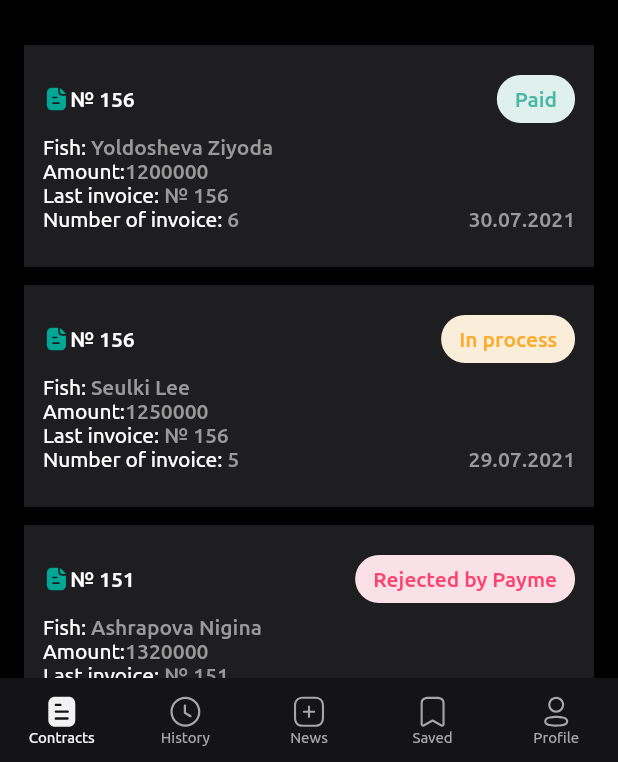
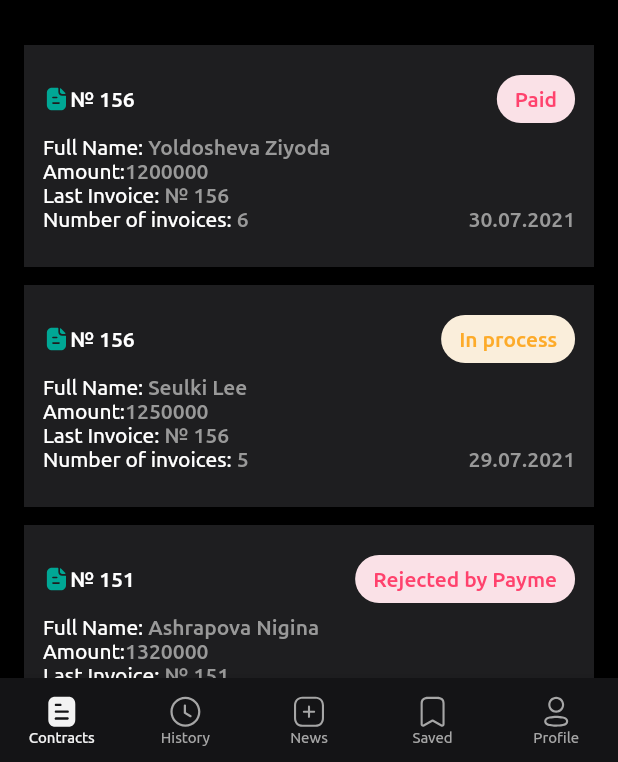
Before and after one commit to Jasurbek-Jaxongirov/iBilling, a Flutter app: the screen it shows after launch, on a phone screen of 412 x 824 dp, the part 474-1236 px from its top. Run offline on Flutter 3.47's test engine with Material 2 defaults, Android fonts, the phone set to English and light mode, and no system bars; our stand-ins replace bloc, easy_localization, flutter_bloc, flutter_svg, jiffy; project files that could hold a hidden picture were left out.

```diff
--- a/lib/business_logic/blocs/contracts/contracts_bloc.dart
+++ b/lib/business_logic/blocs/contracts/contracts_bloc.dart
@@ -9,21 +9,28 @@ part 'contracts_event.dart';
 part 'contracts_state.dart';
 
 class ContractsBloc extends Bloc<ContractsEvent, ContractsState> {
+  bool isClicked = false;
   List<Contract> mockData = [];
+  late Contract contractToDelete;
   late String _date;
   List<Contract> filteredItems = [];
-  Contract _newContract = Contract(
-      fullName: 'Jasurbek',
-      contractStatus: '',
-      amount: 0,
-      lastInvoice: 0,
-      invoiceAmount: 0,
-      address: '',
-      createdAt: DateTime.now().toIso8601String(),
-      organizationItn: 0);
+  late Contract _newContract;
+  int inc = 0;
+  set setContractToDelete(Contract contract) {
+    contractToDelete = contract;
+  }
+
+  Contract get getContractToDelete {
+    return contractToDelete;
+  }
 
   set setNewContract(Contract contract) {
     _newContract = contract;
+  }
+
+  void deleteRequestedContract() {
+    mockData
+        .removeWhere((item) => contractToDelete.createdAt == item.createdAt);
   }
 
   Contract get getNewContract {
@@ -68,7 +75,12 @@ class ContractsBloc extends Bloc<ContractsEvent, ContractsState> {
     // Loading all contracts
     if (event is LoadContracts) {
       yield LoadingContractsState();
-      await getMockData();
+
+      if (inc == 0) {
+        await getMockData();
+        inc++;
+      }
+
       try {
         yield LoadedContractsState(contracts: mockData);
       } catch (error) {
@@ -98,6 +110,14 @@ class ContractsBloc extends Bloc<ContractsEvent, ContractsState> {
       } catch (error) {
         yield FailedToAddNewContract(error: error);
       }
+    } else if (event is DeleteContractEvent) {
+      yield DeletingContractState();
+      deleteRequestedContract();
+      try {
+        yield DeletedContractState(deletedContract: getContractToDelete);
+      } catch (error) {
+        yield FailedToDeleteContractState(error: error);
+      }
     }
   }
 }
--- a/lib/business_logic/blocs/contracts/contracts_event.dart
+++ b/lib/business_logic/blocs/contracts/contracts_event.dart
@@ -13,5 +13,10 @@ class AddNewContractEvent extends ContractsEvent {
   AddNewContractEvent({required this.contract});
 }
 
+class DeleteContractEvent extends ContractsEvent {
+  final Contract contract;
+  DeleteContractEvent({required this.contract});
+}
+
 @immutable
 abstract class ContractsEvent {}
--- a/lib/business_logic/blocs/contracts/contracts_state.dart
+++ b/lib/business_logic/blocs/contracts/contracts_state.dart
@@ -47,3 +47,17 @@ class FailedToAddNewContract extends ContractsState {
 
   FailedToAddNewContract({required this.error});
 }
+
+// Deleting contract
+
+class DeletingContractState extends ContractsState {}
+
+class DeletedContractState extends ContractsState {
+  final Contract deletedContract;
+  DeletedContractState({required this.deletedContract});
+}
+
+class FailedToDeleteContractState extends ContractsState {
+  final Object error;
+  FailedToDeleteContractState({required this.error});
+}
--- a/lib/presentation/ui/android/components/choice_alert_dialog.dart
+++ b/lib/presentation/ui/android/components/choice_alert_dialog.dart
@@ -17,7 +17,7 @@ class ChoiceAlertDialog extends StatelessWidget {
       actionsPadding: const EdgeInsets.symmetric(horizontal: 20),
       backgroundColor: Constants.darkColor,
       title: Text(
-        'What would you like to create?',
+        'choose-create'.tr(),
         textAlign: TextAlign.center,
         style: Theme.of(context)
             .textTheme
--- a/lib/presentation/ui/android/components/contract_item.dart
+++ b/lib/presentation/ui/android/components/contract_item.dart
@@ -3,10 +3,10 @@ import 'package:flutter_svg/flutter_svg.dart';
 import '/data/models/contract.dart';
 import '/presentation/ui/theme/app_constants.dart';
 import 'package:jiffy/jiffy.dart';
+import 'package:easy_localization/easy_localization.dart';
 
 class ContractItem extends StatelessWidget {
   final Contract contract;
-
   // ignore: use_key_in_widget_constructors
   const ContractItem({
     Key? key,
@@ -32,20 +32,22 @@ class ContractItem extends StatelessWidget {
               const Spacer(),
               Chip(
                 label: Text(
-                  contract.contractStatus,
+                  contract.contractStatus.tr(),
                   style: TextStyle(
-                    color: contract.contractStatus.toLowerCase() == 'paid'
+                    color: contract.contractStatus.tr().toLowerCase() ==
+                            'paid'.tr()
                         ? const Color(0XFF49B7A5)
-                        : contract.contractStatus == 'In process'
+                        : contract.contractStatus.tr() == 'in-process'.tr()
                             ? const Color(0xFFFDAB2A)
                             : const Color(0xFFFF426D),
                   ),
                 ),
-                backgroundColor: contract.contractStatus.toLowerCase() == 'paid'
-                    ? const Color(0XFF49B7A5).withOpacity(0.15)
-                    : contract.contractStatus == 'In process'
-                        ? const Color(0xFFFDAB2A).withOpacity(0.15)
-                        : const Color(0xFFF85379).withOpacity(0.15),
+                backgroundColor:
+                    contract.contractStatus.tr().toLowerCase() == 'paid'.tr()
+                        ? const Color(0XFF49B7A5).withOpacity(0.15)
+                        : contract.contractStatus.tr() == 'in-process'.tr()
+                            ? const Color(0xFFFDAB2A).withOpacity(0.15)
+                            : const Color(0xFFF85379).withOpacity(0.15),
               ),
             ],
           ),
@@ -54,16 +56,18 @@ class ContractItem extends StatelessWidget {
               crossAxisAlignment: CrossAxisAlignment.start,
               children: [
                 CustomRichText(
-                    labelText: 'Fish: ', infoText: contract.fullName),
+                    labelText: '${'full-name'.tr()}: ',
+                    infoText: contract.fullName),
                 CustomRichText(
-                    labelText: 'Amount:', infoText: '${contract.amount}'),
+                    labelText: '${'amount'.tr()}:',
+                    infoText: '${contract.amount}'),
                 CustomRichText(
-                    labelText: 'Last invoice: ',
+                    labelText: '${'last-invoice'.tr()}: ',
                     infoText: '№ ${contract.lastInvoice}'),
                 Row(
                   children: [
                     CustomRichText(
-                        labelText: 'Number of invoice: ',
+                        labelText: '${'invoice-number'.tr()}: ',
                         infoText: '${contract.invoiceAmount}'),
                     const Spacer(),
                     Text(
--- a/lib/presentation/ui/android/components/contracts_invoices_container.dart
+++ b/lib/presentation/ui/android/components/contracts_invoices_container.dart
@@ -1,5 +1,6 @@
 import 'package:flutter/material.dart';
 import 'package:flutter_bloc/flutter_bloc.dart';
+import '/presentation/ui/android/components/single_contract_item.dart';
 import '/business_logic/blocs/invoice/invoice_bloc.dart';
 import '/presentation/ui/android/components/invoice_item.dart';
 import '/business_logic/blocs/contracts/contracts_bloc.dart';
@@ -8,7 +9,7 @@ import '../components/contract_item.dart';
 
 import 'empty_contracts.dart';
 
-class ContractsAndIvoicesContainer extends StatelessWidget {
+class ContractsAndIvoicesContainer extends StatefulWidget {
   const ContractsAndIvoicesContainer({
     Key? key,
     required this.isContract,
@@ -16,9 +17,18 @@ class ContractsAndIvoicesContainer extends StatelessWidget {
   final bool isContract;
 
   @override
+  _ContractsAndIvoicesContainerState createState() =>
+      _ContractsAndIvoicesContainerState();
+}
+
+class _ContractsAndIvoicesContainerState
+    extends State<ContractsAndIvoicesContainer> {
+  var isClicked = false;
+  var selectedIndex = -1;
+  @override
   Widget build(BuildContext context) {
     // Contracts
-    if (isContract)
+    if (widget.isContract)
       return BlocBuilder<ContractsBloc, ContractsState>(
         builder: (ctx, state) {
           if (state is LoadingContractsState ||
@@ -33,46 +43,63 @@ class ContractsAndIvoicesContainer extends StatelessWidget {
                 state.filteredContracts.isEmpty) {
               return const EmptyContracts();
             }
-            return SingleChildScrollView(
-              child: Padding(
-                padding:
-                    const EdgeInsets.symmetric(vertical: 12, horizontal: 16),
-                child: Column(
-                  children: [
-                    if (state is LoadedContractsState)
-                      ...state.contracts
-                          .map(
-                            (element) => Column(
-                              children: [
-                                ContractItem(
-                                  contract: element,
-                                ),
-                                const SizedBox(
-                                  height: 12,
-                                ),
-                              ],
+            if (state is LoadedContractsState)
+              return ListView.separated(
+                  padding:
+                      const EdgeInsets.symmetric(horizontal: 16, vertical: 12),
+                  separatorBuilder: (_, index) {
+                    return const SizedBox(
+                      height: 12,
+                    );
+                  },
+                  itemCount: state.contracts.length,
+                  itemBuilder: (_, index) {
+                    return GestureDetector(
+                      onLongPress: () {
+                        selectedIndex = index;
+                        isClicked = !isClicked;
+                        setState(() {});
+                      },
+                      onDoubleTap: () {
+                        isClicked = false;
+                        setState(() {});
+                      },
+                      child: selectedIndex == index && isClicked
+                          ? SingleContractItem(contract: state.contracts[index])
+                          : ContractItem(
+                              contract: state.contracts[index],
                             ),
-                          )
-                          .toList()
-                    else if (state is FilteredContractsByDate)
-                      ...state.filteredContracts
-                          .map(
-                            (element) => Column(
-                              children: [
-                                ContractItem(
-                                  contract: element,
-                                ),
-                                const SizedBox(
-                                  height: 12,
-                                ),
-                              ],
+                    );
+                  });
+            else if (state is FilteredContractsByDate)
+              return ListView.separated(
+                  separatorBuilder: (_, index) {
+                    return const SizedBox(
+                      height: 12,
+                    );
+                  },
+                  padding:
+                      const EdgeInsets.symmetric(horizontal: 16, vertical: 12),
+                  itemCount: state.filteredContracts.length,
+                  itemBuilder: (_, index) {
+                    return GestureDetector(
+                      onLongPress: () {
+                        selectedIndex = index;
+                        isClicked = !isClicked;
+                        setState(() {});
+                      },
+                      onDoubleTap: () {
+                        isClicked = false;
+                        setState(() {});
+                      },
+                      child: selectedIndex == index && isClicked
+                          ? SingleContractItem(
+                              contract: state.filteredContracts[index])
+                          : ContractItem(
+                              contract: state.filteredContracts[index],
                             ),
-                          )
-                          .toList(),
-                  ],
-                ),
-              ),
-            );
+                    );
+                  });
           } else if (state is FailedToLoadContractsState ||
               state is FailedToFilterContractsByDate) {
             return Center(
--- a/lib/presentation/ui/android/components/invoice_item.dart
+++ b/lib/presentation/ui/android/components/invoice_item.dart
@@ -2,6 +2,7 @@ import 'package:flutter/material.dart';
 import '/data/models/contract.dart';
 import '/presentation/ui/theme/app_constants.dart';
 import 'package:jiffy/jiffy.dart';
+import 'package:easy_localization/easy_localization.dart';
 
 class InvoiceItem extends StatelessWidget {
   final Invoice invoice;
@@ -26,18 +27,20 @@ class InvoiceItem extends StatelessWidget {
               const Spacer(),
               Chip(
                 label: Text(
-                  invoice.invoiceStatus,
+                  invoice.invoiceStatus.tr(),
                   style: TextStyle(
-                    color: invoice.invoiceStatus.toLowerCase() == 'paid'
+                    color:
+                        invoice.invoiceStatus.tr().toLowerCase() == 'paid'.tr()
                             ? const Color(0XFF49B7A5)
-                        : invoice.invoiceStatus == 'In process'
+                            : invoice.invoiceStatus.tr() == 'in-process'.tr()
                                 ? const Color(0xFFFDAB2A)
                                 : const Color(0xFFFF426D),
                   ),
                 ),
-                backgroundColor: invoice.invoiceStatus.toLowerCase() == 'paid'
+                backgroundColor:
+                    invoice.invoiceStatus.tr().toLowerCase() == 'paid'.tr()
                         ? const Color(0XFF49B7A5).withOpacity(0.15)
-                    : invoice.invoiceStatus == 'In process'
+                        : invoice.invoiceStatus.tr() == 'in-process'.tr()
                             ? const Color(0xFFFDAB2A).withOpacity(0.15)
                             : const Color(0xFFF85379).withOpacity(0.15),
               ),
@@ -49,12 +52,13 @@ class InvoiceItem extends StatelessWidget {
               crossAxisAlignment: CrossAxisAlignment.start,
               children: [
                 CustomRichText(
-                    labelText: 'Name of the service: ',
+                    labelText: '${'service-name'.tr()}: ',
                     infoText: ' ${invoice.serviceName}'),
                 Row(
                   children: [
                     CustomRichText(
-                        labelText: 'Amount: ', infoText: ' ${invoice.amount}'),
+                        labelText: '${'amount'.tr()}: ',
+                        infoText: ' ${invoice.amount}'),
                     const Spacer(),
                     Text(
                       Jiffy(invoice.createdAt).format('dd.MM.yyyy'),
--- a/lib/presentation/ui/android/saved_page.dart
+++ b/lib/presentation/ui/android/saved_page.dart
@@ -1,6 +1,7 @@
 import 'package:flutter/material.dart';
 import 'package:flutter_svg/flutter_svg.dart';
 import '/presentation/ui/theme/app_constants.dart';
+import 'package:easy_localization/easy_localization.dart';
 
 class SavedPage extends StatelessWidget {
   const SavedPage({Key? key}) : super(key: key);
@@ -25,7 +26,7 @@ class SavedPage extends StatelessWidget {
             height: 15,
           ),
           Text(
-            'No saved contracts',
+            'empty-contract'.tr(),
             style: Theme.of(context).textTheme.bodyText1,
           ),
         ],
--- a/lib/presentation/ui/home.dart
+++ b/lib/presentation/ui/home.dart
@@ -21,13 +21,7 @@ var pickedDate = DateTime.now();
 
 class _MyHomePageState extends State<MyHomePage> {
   var _index = 0;
-  List<String> titles = [
-    'contract'.tr(),
-    'history'.tr(),
-    'news'.tr(),
-    'saved'.tr(),
-    'profile'.tr()
-  ];
+  List<String> titles = ['contract', 'history', 'news', 'saved', 'profile'];
   @override
   Widget build(BuildContext context) {
     SystemChrome.setSystemUIOverlayStyle(const SystemUiOverlayStyle(
@@ -49,7 +43,7 @@ class _MyHomePageState extends State<MyHomePage> {
                 width: MediaQuery.of(context).size.width * 0.032,
               ),
               Text(
-                titles[_index],
+                titles[_index].tr(),
                 style: TextStyle(
                   color: Theme.of(context).primaryColor,
                 ),
```
Also changed, not shown: assets/sample_json/contracts.json (+28 -9 lines), assets/translations/en-US.json (+27 -1 lines), assets/translations/ru.json (+31 -3 lines), assets/translations/uz.json (+35 -7 lines), lib/presentation/ui/android/components/language_change_container.dart (+19 -9 lines), lib/presentation/ui/android/components/new_invoice.dart (+7 -7 lines), lib/presentation/ui/android/components/single_contract_item.dart (added, +143 -0 lines), lib/presentation/ui/android/history_page.dart (+7 -6 lines), lib/presentation/ui/android/new_contract.dart (+11 -10 lines). Lines whose indentation alone changed are shown as unchanged.
